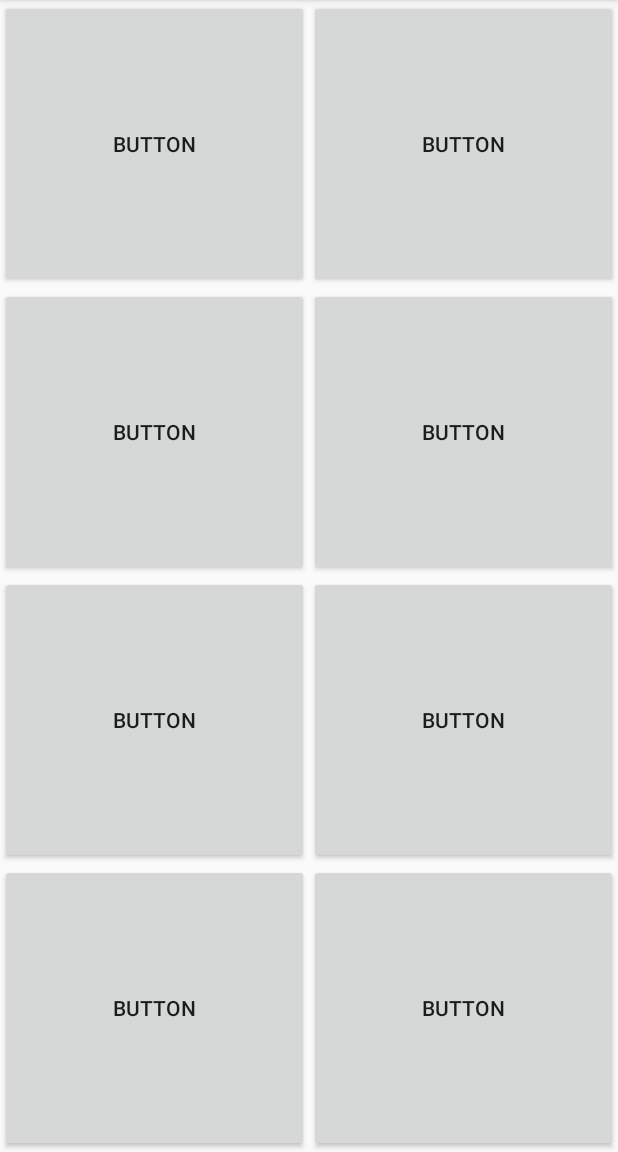
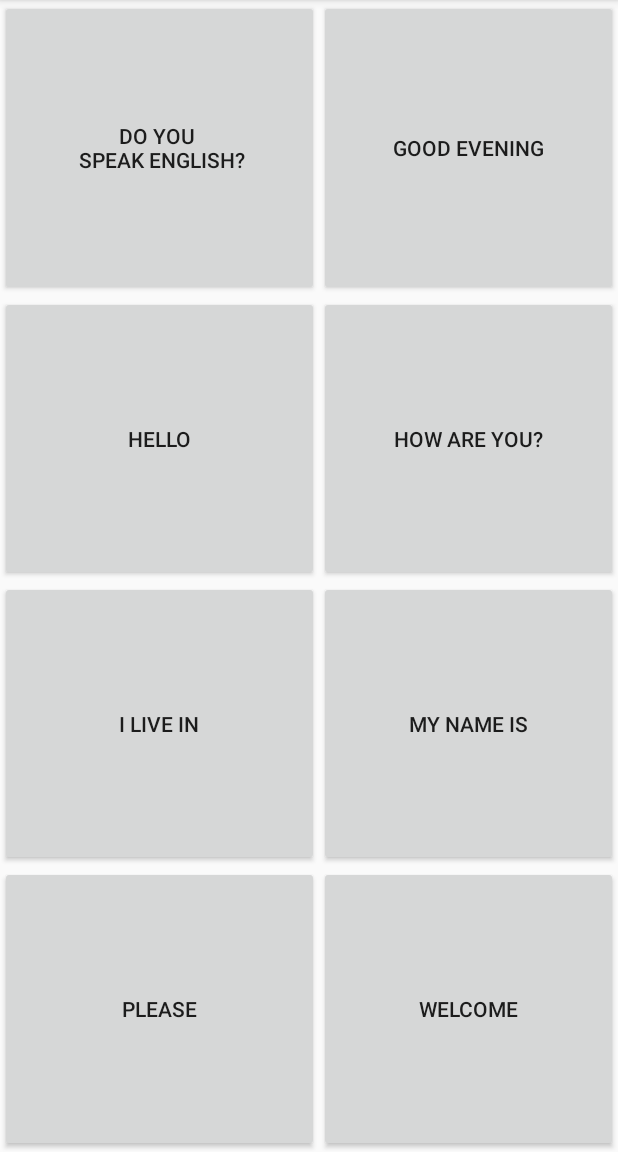
Before and after one commit to chadwickhar08/android_GridLayoutDemo, an Android app: the screen it shows after launch (MainActivity), on a phone screen of 412 x 824 dp, the part 84-1236 px from its top. Run offline under Robolectric (Android 15) with nearby library versions, the phone set to English and light mode, and no system bars.

Commit message:
Modified code to play audio files.

```diff
--- a/app/src/main/java/com/chadmichaelh/gridlayoutdemo/MainActivity.java
+++ b/app/src/main/java/com/chadmichaelh/gridlayoutdemo/MainActivity.java
@@ -1,13 +1,36 @@
 package com.chadmichaelh.gridlayoutdemo;
 
+import android.media.MediaPlayer;
+import android.provider.MediaStore;
 import android.support.v7.app.AppCompatActivity;
 import android.os.Bundle;
+import android.util.Log;
+import android.view.View;
+import android.widget.Button;
 
 public class MainActivity extends AppCompatActivity {
+
+
+    public void onClick(View view)
+    {
+        int id = view.getId();
+        String ourId = "";
+
+        ourId = view.getResources().getResourceEntryName(id);
+
+        int resourceId = getResources().getIdentifier(ourId, "raw", "com.chadmichaelh.gridlayoutdemo");
+
+        MediaPlayer mplayer = MediaPlayer.create(this, resourceId);
+
+        mplayer.start();
+
+        Log.i("button tapped", Integer.toString(resourceId));
+    }
 
     @Override
     protected void onCreate(Bundle savedInstanceState) {
         super.onCreate(savedInstanceState);
         setContentView(R.layout.activity_main);
+
     }
 }
--- a/app/src/main/res/layout/activity_main.xml
+++ b/app/src/main/res/layout/activity_main.xml
@@ -13,91 +13,100 @@
         android:layout_centerVertical="true">
 
         <Button
-            android:id="@+id/button2"
+            android:id="@+id/doYouSpeakEnglish"
             android:layout_width="wrap_content"
             android:layout_height="wrap_content"
             android:layout_column="0"
+            android:layout_columnWeight="1"
+            android:layout_gravity="fill"
             android:layout_row="0"
-            android:layout_gravity="fill"
-            android:layout_columnWeight="1"
             android:layout_rowWeight="1"
-            android:text="Button" />
+            android:onClick="onClick"
+            android:text="Do you &#10; speak English?" />
 
         <Button
-            android:id="@+id/button3"
+            android:id="@+id/goodEvening"
             android:layout_width="wrap_content"
             android:layout_height="wrap_content"
             android:layout_column="1"
+            android:layout_columnWeight="1"
+            android:layout_gravity="fill"
             android:layout_row="0"
-            android:layout_gravity="fill"
-            android:layout_columnWeight="1"
             android:layout_rowWeight="1"
-            android:text="Button" />
+            android:text="Good Evening"
+            android:onClick="onClick" />
 
         <Button
-            android:id="@+id/button4"
+            android:id="@+id/hello"
             android:layout_width="wrap_content"
             android:layout_height="wrap_content"
             android:layout_column="0"
+            android:layout_columnWeight="1"
+            android:layout_gravity="fill"
             android:layout_row="1"
-            android:layout_gravity="fill"
-            android:layout_columnWeight="1"
             android:layout_rowWeight="1"
-            android:text="Button" />
+            android:text="Hello"
+            android:onClick="onClick" />
 
         <Button
-            android:id="@+id/button5"
+            android:id="@+id/howAreYou"
             android:layout_width="wrap_content"
             android:layout_height="wrap_content"
             android:layout_column="1"
+            android:layout_columnWeight="1"
+            android:layout_gravity="fill"
             android:layout_row="1"
-            android:layout_gravity="fill"
-            android:layout_columnWeight="1"
             android:layout_rowWeight="1"
-            android:text="Button" />
+            android:text="How are you?"
+            android:onClick="onClick" />
 
         <Button
-            android:id="@+id/button6"
+            android:id="@+id/myNameIs"
             android:layout_width="wrap_content"
             android:layout_height="wrap_content"
             android:layout_column="1"
+            android:layout_columnWeight="1"
+            android:layout_gravity="fill"
             android:layout_row="2"
-            android:layout_gravity="fill"
-            android:layout_columnWeight="1"
             android:layout_rowWeight="1"
-            android:text="Button" />
+            android:text="My name is"
+            android:onClick="onClick" />
+
         <Button
-            android:id="@+id/button7"
+            android:id="@+id/iLiveIn"
             android:layout_width="wrap_content"
             android:layout_height="wrap_content"
             android:layout_column="0"
+            android:layout_columnWeight="1"
+            android:layout_gravity="fill"
             android:layout_row="2"
-            android:layout_gravity="fill"
-            android:layout_columnWeight="1"
             android:layout_rowWeight="1"
-            android:text="Button" />
+            android:text="I live in"
+            android:onClick="onClick" />
 
         <Button
-            android:id="@+id/button8"
+            android:id="@+id/please"
             android:layout_width="wrap_content"
             android:layout_height="wrap_content"
             android:layout_column="0"
+            android:layout_columnWeight="1"
+            android:layout_gravity="fill"
             android:layout_row="3"
-            android:layout_gravity="fill"
-            android:layout_columnWeight="1"
             android:layout_rowWeight="1"
-            android:text="Button" />
+            android:text="Please"
+            android:onClick="onClick" />
 
         <Button
-            android:id="@+id/button9"
+            android:id="@+id/welcome"
             android:layout_width="wrap_content"
             android:layout_height="wrap_content"
             android:layout_column="1"
+            android:layout_columnWeight="1"
+            android:layout_gravity="fill"
             android:layout_row="3"
-            android:layout_gravity="fill"
-            android:layout_columnWeight="1"
             android:layout_rowWeight="1"
-            android:text="Button" />
+            android:text="Welcome"
+            android:onClick="onClick" />
 
     </GridLayout>
 </RelativeLayout>
```
